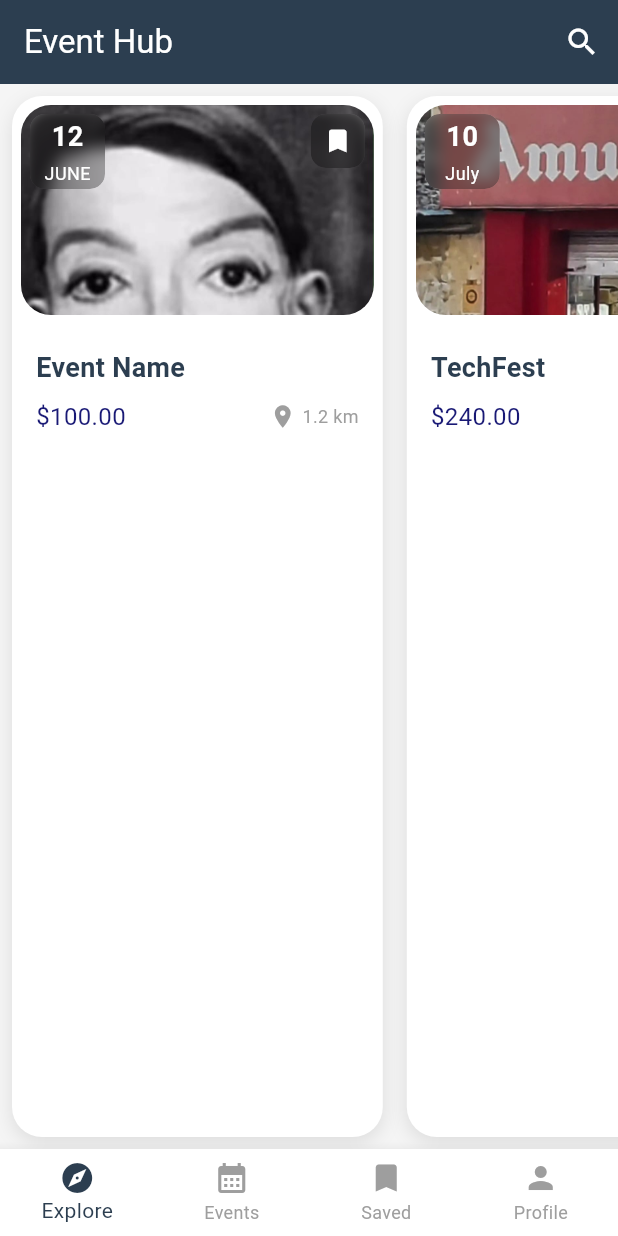
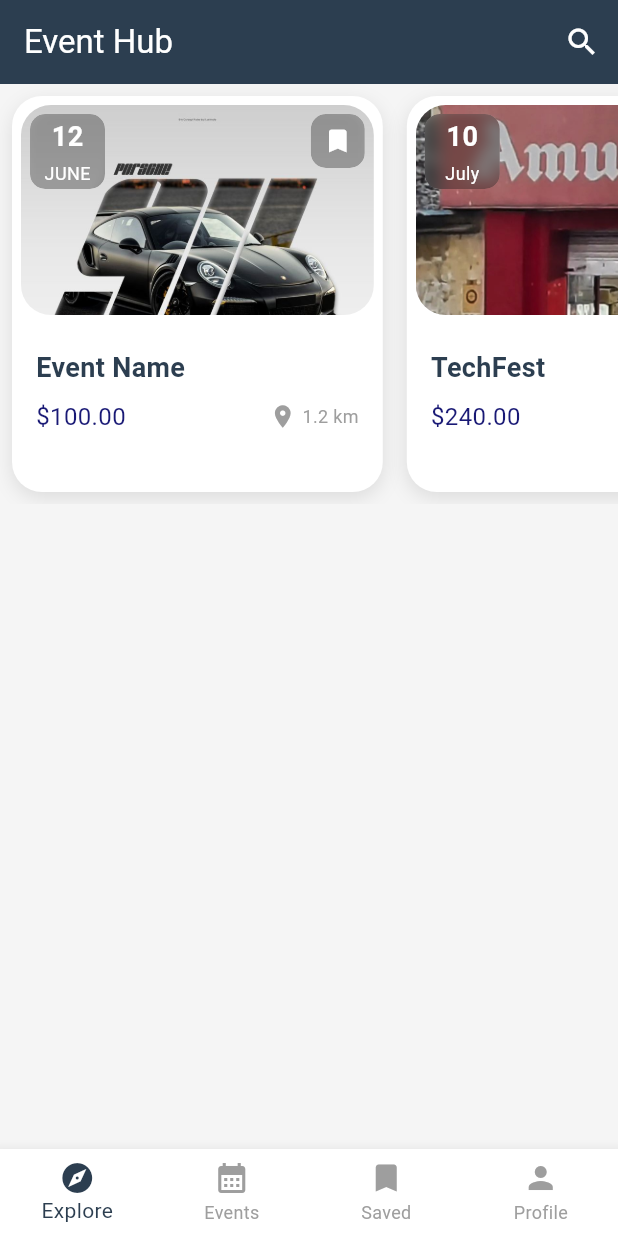
Before and after one commit to 4maan4hmed/VitEvents, a Flutter app: the screen it shows after launch, after a tap on the "bookmark outline" icon, on a phone screen of 412 x 824 dp. Run offline on Flutter 3.47's test engine with Material 3 defaults, Android fonts, the phone set to English and light mode, and no system bars.

Commit message:
Added bookmark animation and fixed sizing issues

```diff
--- a/lib/screens/home/home_screen.dart
+++ b/lib/screens/home/home_screen.dart
@@ -14,7 +14,12 @@ class _HomeScreenState extends State<HomeScreen> {
   // List of screens for each navigation item
 final List<Widget> _screens = [
   // Explore Screen
-    ListView(
+  SingleChildScrollView(  // Add this wrapper
+    child: Column(      // Add this to allow for more content
+      children: [
+        SizedBox(      // Replace Container with SizedBox
+          height: 280,
+          child: ListView(
             scrollDirection: Axis.horizontal,
             children: const [
               EventCard(),
@@ -30,11 +35,14 @@ class _HomeScreenState extends State<HomeScreen> {
               ),
             ],
           ),
-    // Events Screen
+        ),
+        // You can add more widgets below the horizontal list if needed
+      ],
+    ),
+  ),
+  // Rest of your screens remain the same
   const Center(child: Text('Events Calendar')),
-    // Saved Screen
   const Center(child: Text('Saved Events')),
-    // Profile Screen
   const Center(child: Text('Profile')),
 ];
 
--- a/lib/widgets/events/event_card.dart
+++ b/lib/widgets/events/event_card.dart
@@ -18,7 +18,7 @@ class EventCard extends StatefulWidget {
     this.date = "12",
     this.month = "JUNE",
     this.price = 100,
-    this.imageUrl = "assets/images/default.jpg",
+    this.imageUrl = "assets/images/cars.jpg",
     this.onTap,
   }) : super(key: key);
 
@@ -28,6 +28,7 @@ class EventCard extends StatefulWidget {
 
 class _EventCardState extends State<EventCard> {
   bool isSaved = false;
+  bool isclicked = false;
 
   @override
   Widget build(BuildContext context) {
@@ -35,10 +36,14 @@ class _EventCardState extends State<EventCard> {
 
     return Padding(
       padding: const EdgeInsets.all(8.0),
+      child: SizedBox(
+        height: 250,
         child: GestureDetector(
           onTap: widget.onTap ?? () {},
           child: Container(
+
             width: sizeHelper.width(60), // Card width
+             height: 250,
             decoration: BoxDecoration(
               color: Colors.white,
               borderRadius: BorderRadius.circular(20),
@@ -134,6 +139,7 @@ class _EventCardState extends State<EventCard> {
             ),
           ),
         ),
+      ),
     );
   }
 
@@ -161,31 +167,40 @@ class _EventCardState extends State<EventCard> {
       ),
     );
   }
-
   Widget _buildBookmarkButton() {
     return ClipRRect(
       borderRadius: BorderRadius.circular(10),
+
       child: BackdropFilter(
         filter: ImageFilter.blur(sigmaX: 5.0, sigmaY: 5.0),
-        child: Container(
-          height: 36,
-          width: 36,
+        child: GestureDetector(
+          onTap: () {
+            setState(() {
+              isSaved = !isSaved;
+              isclicked = !isclicked;
+            });
+            Future.delayed(const Duration(milliseconds: 50), () {
+              setState(() {
+                isclicked = !isclicked;
+              });
+            });
+          },
+          child: AnimatedContainer(
+            duration: const Duration(milliseconds: 50),
+            curve: Curves.easeInOutCubic,
+            height: isclicked ? 34 : 36,
+            width: isclicked ? 34 : 36,
+
+            alignment: Alignment.center,
             decoration: BoxDecoration(
               color: Colors.black.withOpacity(0.3),
               borderRadius: BorderRadius.circular(10),
             ),
-          child: IconButton(
-            padding: EdgeInsets.zero,
-            icon: Icon(
+            child: Icon(
               isSaved ? Icons.bookmark : Icons.bookmark_border,
               color: Colors.white,
               size: 20,
             ),
-            onPressed: () {
-              setState(() {
-                isSaved = !isSaved;
-              });
-            },
           ),
         ),
       ),
```
Lines whose indentation alone changed are shown as unchanged.
